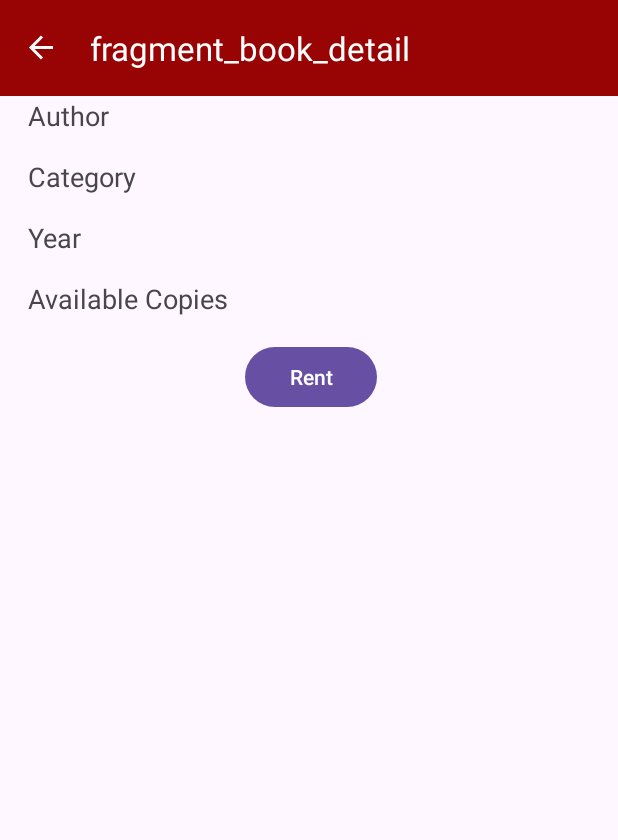
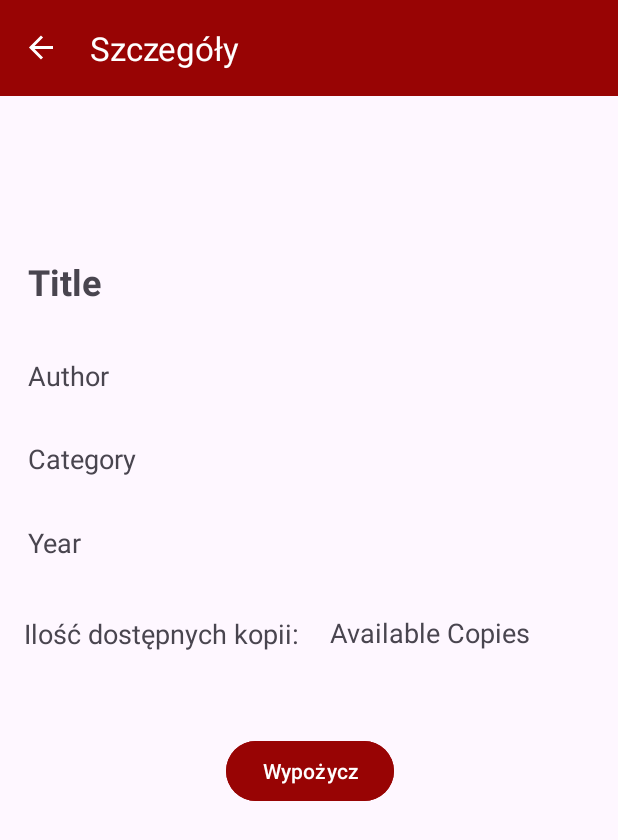
Before and after one commit to Pawel-Melon/Projekt_android, an Android app: the BookDetailFragment screen opened through its navigation route, on a phone screen of 412 x 824 dp. Shown: the top 840 px of the screen. Run offline under Robolectric (Android 15) with nearby library versions, the phone set to English and light mode, and no system bars; our stand-ins replace Volley, navigation-ui; network calls fail.

Commit message:
translate to PL, small fixes

```diff
--- a/app/src/main/java/com/example/projekt/CatalogFragment.kt
+++ b/app/src/main/java/com/example/projekt/CatalogFragment.kt
@@ -87,7 +87,7 @@ class CatalogFragment : Fragment() {
         val sortedBooks = when (criteria) {
             0 -> booksAdapter.books.sortedBy { it.tytul }
             1 -> booksAdapter.books.sortedBy { it.kategoria }
-            2 -> booksAdapter.books.sortedBy { it.rok_wydania }
+            2 -> booksAdapter.books.sortedBy { it.autor }
             else -> booksAdapter.books
         }
         booksAdapter.updateBooks(sortedBooks)
--- a/app/src/main/res/layout/fragment_book_detail.xml
+++ b/app/src/main/res/layout/fragment_book_detail.xml
@@ -7,68 +7,101 @@
     tools:context=".BookDetailFragment">
 
     <TextView
-        android:id="@+id/titleTextView"
-        android:layout_width="0dp"
-        android:layout_height="wrap_content"
-        android:text="Title"
-        android:textSize="24sp"
-        android:textStyle="bold"
+        android:id="@+id/copiesTextView"
+        android:layout_width="152dp"
+        android:layout_height="33dp"
+        android:text="Available Copies"
+        android:textSize="18sp"
+        app:layout_constraintBottom_toBottomOf="parent"
+        app:layout_constraintEnd_toEndOf="parent"
+        app:layout_constraintHorizontal_bias="0.845"
+        app:layout_constraintStart_toStartOf="parent"
         app:layout_constraintTop_toTopOf="parent"
-        app:layout_constraintStart_toStartOf="parent"
-        app:layout_constraintEnd_toEndOf="parent"
-        android:layout_margin="16dp"/>
+        app:layout_constraintVertical_bias="0.588" />
 
     <TextView
         android:id="@+id/authorTextView"
         android:layout_width="0dp"
         android:layout_height="wrap_content"
+        android:layout_margin="16dp"
+        android:layout_marginTop="60dp"
         android:text="Author"
         android:textSize="18sp"
+        app:layout_constraintBottom_toBottomOf="parent"
+        app:layout_constraintEnd_toEndOf="parent"
+        app:layout_constraintStart_toStartOf="parent"
         app:layout_constraintTop_toBottomOf="@+id/titleTextView"
+        app:layout_constraintVertical_bias="0.038" />
+
+    <TextView
+        android:id="@+id/yearTextView"
+        android:layout_width="0dp"
+        android:layout_height="wrap_content"
+        android:layout_margin="16dp"
+        android:layout_marginTop="16dp"
+        android:text="Year"
+        android:textSize="18sp"
+        app:layout_constraintBottom_toBottomOf="parent"
+        app:layout_constraintEnd_toEndOf="parent"
         app:layout_constraintStart_toStartOf="parent"
-        app:layout_constraintEnd_toEndOf="parent"
-        android:layout_margin="16dp"/>
+        app:layout_constraintTop_toBottomOf="@+id/categoryTextView"
+        app:layout_constraintVertical_bias="0.044" />
+
+
+    <TextView
+        android:id="@+id/TextView"
+        android:layout_width="204dp"
+        android:layout_height="34dp"
+        android:text="Ilość dostępnych kopii:"
+        android:textSize="18sp"
+        app:layout_constraintBottom_toBottomOf="parent"
+        app:layout_constraintEnd_toStartOf="@+id/copiesTextView"
+        app:layout_constraintHorizontal_bias="1.0"
+        app:layout_constraintStart_toStartOf="parent"
+        app:layout_constraintTop_toTopOf="parent"
+        app:layout_constraintVertical_bias="0.59" />
 
     <TextView
         android:id="@+id/categoryTextView"
         android:layout_width="0dp"
         android:layout_height="wrap_content"
+        android:layout_margin="16dp"
+        android:layout_marginTop="52dp"
         android:text="Category"
         android:textSize="18sp"
+        app:layout_constraintBottom_toBottomOf="parent"
+        app:layout_constraintEnd_toEndOf="parent"
+        app:layout_constraintStart_toStartOf="parent"
         app:layout_constraintTop_toBottomOf="@+id/authorTextView"
-        app:layout_constraintStart_toStartOf="parent"
-        app:layout_constraintEnd_toEndOf="parent"
-        android:layout_margin="16dp"/>
+        app:layout_constraintVertical_bias="0.035" />
 
     <TextView
-        android:id="@+id/yearTextView"
+        android:id="@+id/titleTextView"
         android:layout_width="0dp"
         android:layout_height="wrap_content"
-        android:text="Year"
-        android:textSize="18sp"
-        app:layout_constraintTop_toBottomOf="@+id/categoryTextView"
+        android:layout_margin="16dp"
+        android:text="Title"
+        android:textSize="24sp"
+        android:textStyle="bold"
+        app:layout_constraintBottom_toBottomOf="parent"
+        app:layout_constraintEnd_toEndOf="parent"
+        app:layout_constraintHorizontal_bias="0.062"
         app:layout_constraintStart_toStartOf="parent"
-        app:layout_constraintEnd_toEndOf="parent"
-        android:layout_margin="16dp"/>
-
-    <TextView
-        android:id="@+id/copiesTextView"
-        android:layout_width="0dp"
-        android:layout_height="wrap_content"
-        android:text="Available Copies"
-        android:textSize="18sp"
-        app:layout_constraintTop_toBottomOf="@+id/yearTextView"
-        app:layout_constraintStart_toStartOf="parent"
-        app:layout_constraintEnd_toEndOf="parent"
-        android:layout_margin="16dp"/>
+        app:layout_constraintTop_toTopOf="parent"
+        app:layout_constraintVertical_bias="0.234" />
 
     <Button
         android:id="@+id/rentButton"
         android:layout_width="wrap_content"
         android:layout_height="wrap_content"
-        android:text="Rent"
+        android:layout_margin="16dp"
+        android:layout_marginTop="24dp"
+        android:backgroundTint="@color/darkred"
+        android:text="Wypożycz"
+        app:layout_constraintBottom_toBottomOf="parent"
+        app:layout_constraintEnd_toEndOf="parent"
+        app:layout_constraintHorizontal_bias="0.498"
+        app:layout_constraintStart_toStartOf="parent"
         app:layout_constraintTop_toBottomOf="@+id/copiesTextView"
-        app:layout_constraintStart_toStartOf="parent"
-        app:layout_constraintEnd_toEndOf="parent"
-        android:layout_margin="16dp"/>
+        app:layout_constraintVertical_bias="0.152" />
 </androidx.constraintlayout.widget.ConstraintLayout>
--- a/app/src/main/res/navigation/my_nav.xml
+++ b/app/src/main/res/navigation/my_nav.xml
@@ -81,8 +81,8 @@
     <fragment
         android:id="@+id/catalogFragment"
         android:name="com.example.projekt.CatalogFragment"
-        android:label="fragment_catalog"
-        tools:layout="@layout/fragment_catalog" >
+        android:label="Katalog Książek"
+        tools:layout="@layout/fragment_catalog">
         <action
             android:id="@+id/action_catalogFragment_to_afterLoginFragment"
             app:destination="@id/afterLoginFragment" />
@@ -93,8 +93,8 @@
     <fragment
         android:id="@+id/bookDetailFragment"
         android:name="com.example.projekt.BookDetailFragment"
-        android:label="fragment_book_detail"
-        tools:layout="@layout/fragment_book_detail" >
+        android:label="Szczegóły"
+        tools:layout="@layout/fragment_book_detail">
         <action
             android:id="@+id/action_bookDetailFragment_to_catalogFragment"
             app:destination="@id/catalogFragment" />
--- a/app/src/main/res/values/arrays.xml
+++ b/app/src/main/res/values/arrays.xml
@@ -1,7 +1,7 @@
 <resources>
     <array name="sort_options">
-        <item>Sort by Title</item>
-        <item>Sort by Category</item>
-        <item>Sort by Year</item>
+        <item>Sortuj po Tytule</item>
+        <item>Sortuj by Kategorii</item>
+        <item>Sortuj by Autorze</item>
     </array>
 </resources>
```
Also changed, not shown: app/src/main/java/com/example/projekt/BookDetailFragment.kt (+13 -6 lines), app/src/main/java/com/example/projekt/BooksAdapter.kt (+6 -1 lines), app/src/main/res/layout/book_item.xml (+7 -0 lines), app/src/main/res/layout/fragment_catalog.xml (+11 -12 lines).
